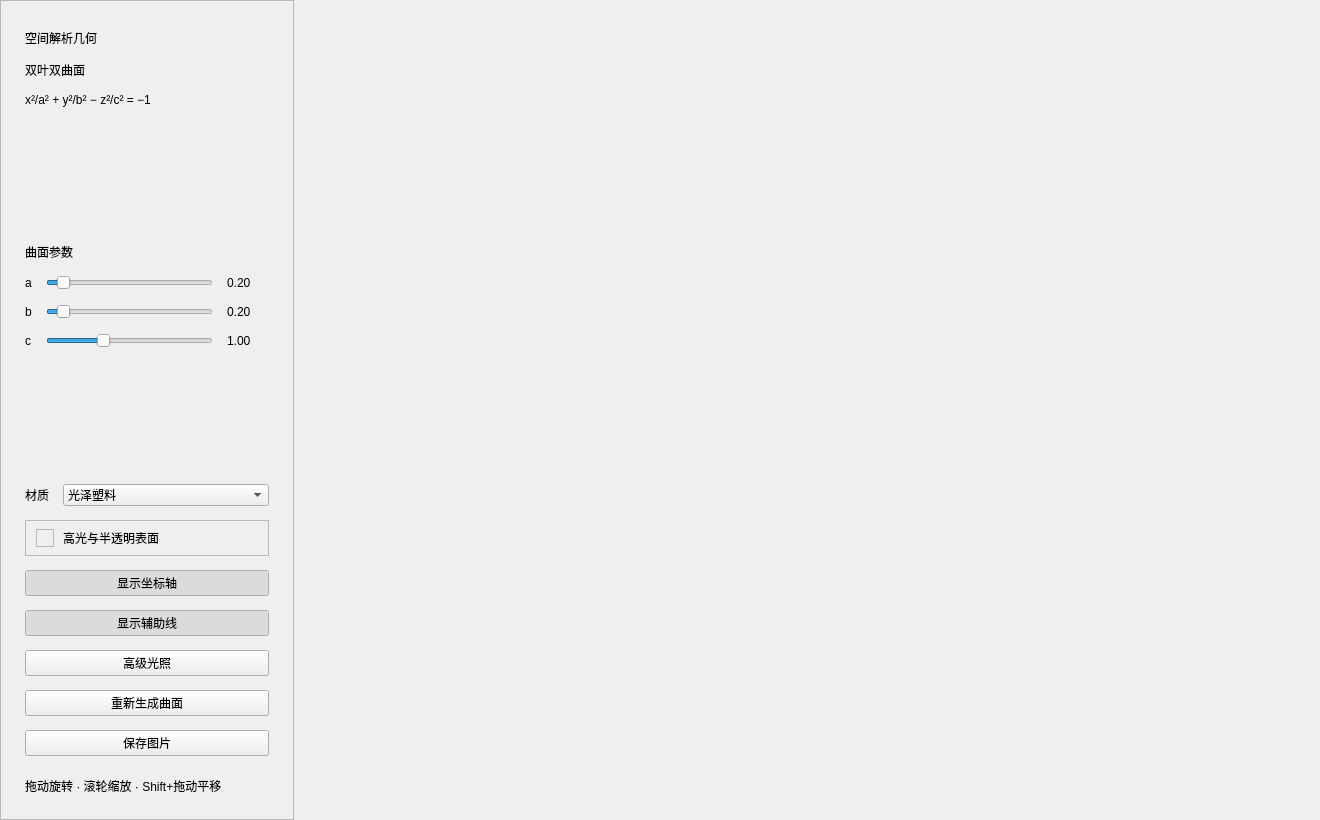
Qt form ui/main_window.ui (oiDoraemeng/MathTeaching) before a commit.
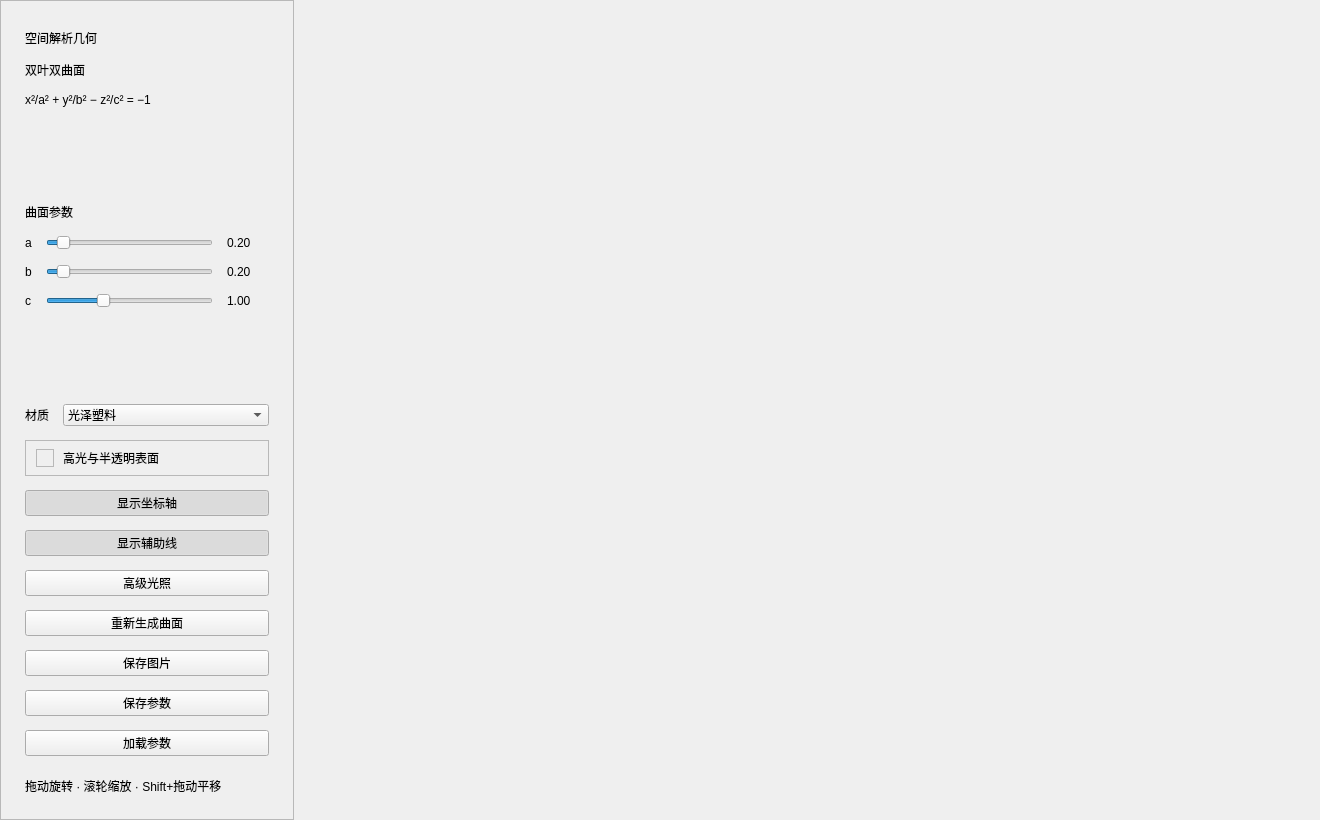
The same form after that commit.

Commit message: feat: 支持保存与加载参数预设

What changed in the file:
```diff
--- a/ui/main_window.ui
+++ b/ui/main_window.ui
@@ -59,6 +59,8 @@
        <item><widget class="QPushButton" name="lightingButton"><property name="text"><string>高级光照</string></property></widget></item>
        <item><widget class="QPushButton" name="regenerateButton"><property name="text"><string>重新生成曲面</string></property></widget></item>
        <item><widget class="QPushButton" name="saveButton"><property name="text"><string>保存图片</string></property></widget></item>
+       <item><widget class="QPushButton" name="saveParametersButton"><property name="text"><string>保存参数</string></property></widget></item>
+       <item><widget class="QPushButton" name="loadParametersButton"><property name="text"><string>加载参数</string></property></widget></item>
        <item><spacer name="verticalSpacer"><property name="orientation"><enum>Qt::Vertical</enum></property><property name="sizeType"><enum>QSizePolicy::Expanding</enum></property></spacer></item>
        <item><widget class="QLabel" name="hintLabel"><property name="text"><string>拖动旋转 · 滚轮缩放 · Shift+拖动平移</string></property><property name="wordWrap"><bool>true</bool></property></widget></item>
       </layout>
```
The commit also changes 1 other file.
